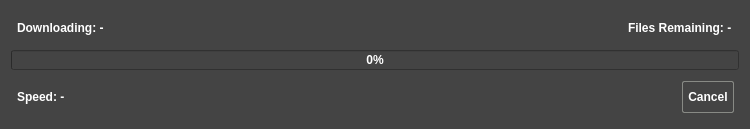
First picture: the form in ApolloExplorerPC/dialogdownloadfile.ui, repository ronybeck/ApolloExplorer, before the edit.
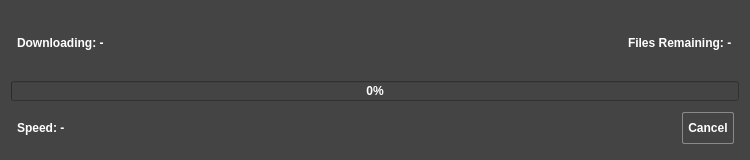
Second picture: the form after the edit. Icons and pictures are not drawn.

```diff
--- a/ApolloExplorerPC/dialogdownloadfile.ui
+++ b/ApolloExplorerPC/dialogdownloadfile.ui
@@ -7,7 +7,7 @@
     <x>0</x>
     <y>0</y>
     <width>750</width>
-    <height>129</height>
+    <height>160</height>
    </rect>
   </property>
   <property name="sizePolicy">
@@ -19,13 +19,13 @@
   <property name="minimumSize">
    <size>
     <width>750</width>
-    <height>125</height>
+    <height>160</height>
    </size>
   </property>
   <property name="maximumSize">
    <size>
     <width>750</width>
-    <height>129</height>
+    <height>160</height>
    </size>
   </property>
   <property name="windowTitle">
```
